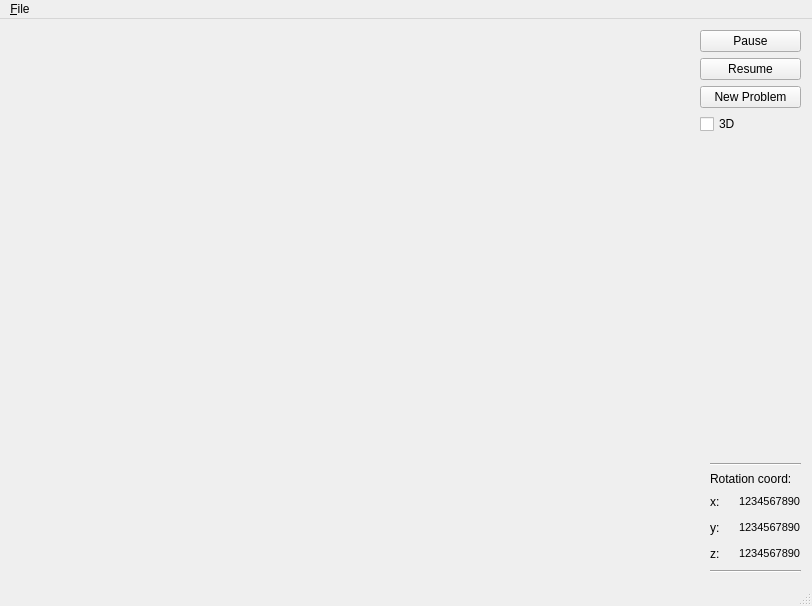
Qt form Atomical/Qt4/mainwindow.ui (nagyistoce/cocoatutorials) before a commit.
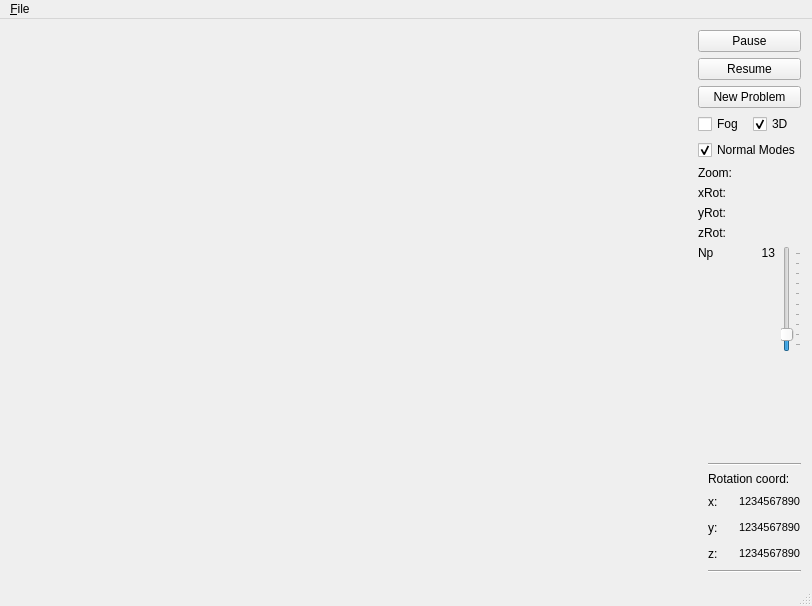
The same form after that commit. Icons and pictures are not drawn.

Diff of the .ui file:
```diff
--- a/Atomical/Qt4/mainwindow.ui
+++ b/Atomical/Qt4/mainwindow.ui
@@ -31,10 +31,13 @@
         <property name="orientation">
          <enum>Qt::Horizontal</enum>
         </property>
+        <property name="sizeType">
+         <enum>QSizePolicy::Expanding</enum>
+        </property>
         <property name="sizeHint" stdset="0">
          <size>
-          <width>20</width>
-          <height>20</height>
+          <width>0</width>
+          <height>0</height>
          </size>
         </property>
        </spacer>
@@ -65,35 +68,173 @@
        </widget>
       </item>
       <item>
-       <widget class="QCheckBox" name="threeD">
-        <property name="enabled">
-         <bool>true</bool>
-        </property>
-        <property name="text">
-         <string>3D</string>
-        </property>
-        <property name="checked">
-         <bool>false</bool>
-        </property>
-       </widget>
+       <layout class="QHBoxLayout" name="horizontalLayout_7">
+        <item>
+         <widget class="QCheckBox" name="fog">
+          <property name="text">
+           <string>Fog</string>
+          </property>
+         </widget>
+        </item>
+        <item>
+         <widget class="QCheckBox" name="threeD">
+          <property name="minimumSize">
+           <size>
+            <width>0</width>
+            <height>0</height>
+           </size>
+          </property>
+          <property name="text">
+           <string>3D</string>
+          </property>
+          <property name="checked">
+           <bool>true</bool>
+          </property>
+         </widget>
+        </item>
+       </layout>
+      </item>
+      <item>
+       <layout class="QHBoxLayout" name="horizontalLayout_8">
+        <item>
+         <widget class="QCheckBox" name="normalModes">
+          <property name="text">
+           <string>Normal Modes</string>
+          </property>
+          <property name="checked">
+           <bool>true</bool>
+          </property>
+         </widget>
+        </item>
+       </layout>
+      </item>
+      <item>
+       <layout class="QHBoxLayout" name="zoomLayout">
+        <item>
+         <widget class="QLabel" name="zoomLabel">
+          <property name="text">
+           <string>Zoom:</string>
+          </property>
+         </widget>
+        </item>
+        <item>
+         <widget class="QLabel" name="zoomValue">
+          <property name="text">
+           <string/>
+          </property>
+          <property name="alignment">
+           <set>Qt::AlignRight|Qt::AlignTrailing|Qt::AlignVCenter</set>
+          </property>
+         </widget>
+        </item>
+       </layout>
+      </item>
+      <item>
+       <layout class="QHBoxLayout" name="xRotLayout">
+        <item>
+         <widget class="QLabel" name="xRotLabel">
+          <property name="text">
+           <string>xRot:</string>
+          </property>
+         </widget>
+        </item>
+        <item>
+         <widget class="QLabel" name="xRotValue">
+          <property name="text">
+           <string/>
+          </property>
+          <property name="alignment">
+           <set>Qt::AlignRight|Qt::AlignTrailing|Qt::AlignVCenter</set>
+          </property>
+         </widget>
+        </item>
+       </layout>
+      </item>
+      <item>
+       <layout class="QHBoxLayout" name="yRotLayout">
+        <item>
+         <widget class="QLabel" name="yRotLabel">
+          <property name="text">
+           <string>yRot:</string>
+          </property>
+         </widget>
+        </item>
+        <item>
+         <widget class="QLabel" name="yRotValue">
+          <property name="text">
+           <string/>
+          </property>
+          <property name="alignment">
+           <set>Qt::AlignRight|Qt::AlignTrailing|Qt::AlignVCenter</set>
+          </property>
+         </widget>
+        </item>
+       </layout>
+      </item>
+      <item>
+       <layout class="QHBoxLayout" name="zRotLayout">
+        <item>
+         <widget class="QLabel" name="zRotLabel">
+          <property name="text">
+           <string>zRot:</string>
+          </property>
+         </widget>
+        </item>
+        <item>
+         <widget class="QLabel" name="zRotValue">
+          <property name="text">
+           <string/>
+          </property>
+          <property name="alignment">
+           <set>Qt::AlignRight|Qt::AlignTrailing|Qt::AlignVCenter</set>
+          </property>
+         </widget>
+        </item>
+       </layout>
       </item>
       <item>
        <layout class="QHBoxLayout" name="horizontalLayout_2">
         <item>
-         <spacer name="horizontalSpacer_4">
+         <widget class="QLabel" name="npLabel">
+          <property name="text">
+           <string>Np</string>
+          </property>
+          <property name="alignment">
+           <set>Qt::AlignLeading|Qt::AlignLeft|Qt::AlignTop</set>
+          </property>
+         </widget>
+        </item>
+        <item>
+         <widget class="QLabel" name="npValue">
+          <property name="text">
+           <string>13</string>
+          </property>
+          <property name="alignment">
+           <set>Qt::AlignRight|Qt::AlignTop|Qt::AlignTrailing</set>
+          </property>
+         </widget>
+        </item>
+        <item>
+         <widget class="QSlider" name="npSlider">
+          <property name="minimum">
+           <number>3</number>
+          </property>
+          <property name="maximum">
+           <number>93</number>
+          </property>
+          <property name="value">
+           <number>13</number>
+          </property>
           <property name="orientation">
-           <enum>Qt::Horizontal</enum>
+           <enum>Qt::Vertical</enum>
           </property>
-          <property name="sizeType">
-           <enum>QSizePolicy::Fixed</enum>
+          <property name="tickPosition">
+           <enum>QSlider::TicksBelow</enum>
           </property>
-          <property name="sizeHint" stdset="0">
-           <size>
-            <width>10</width>
-            <height>20</height>
-           </size>
+          <property name="tickInterval">
+           <number>10</number>
           </property>
-         </spacer>
+         </widget>
         </item>
        </layout>
       </item>
```
Left out of the diff: 44 changed lines with no effect on the pictures.
